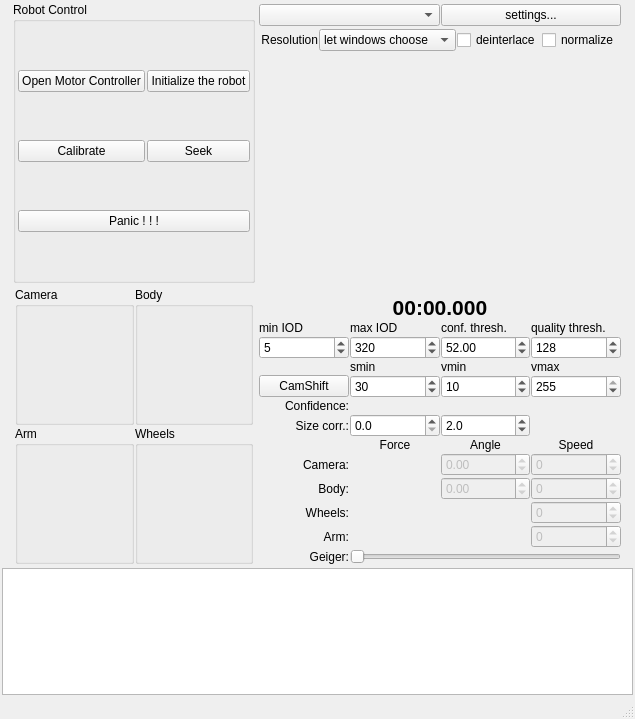
Qt form RoboShell.ui (artm/biofame-robot) before a commit.
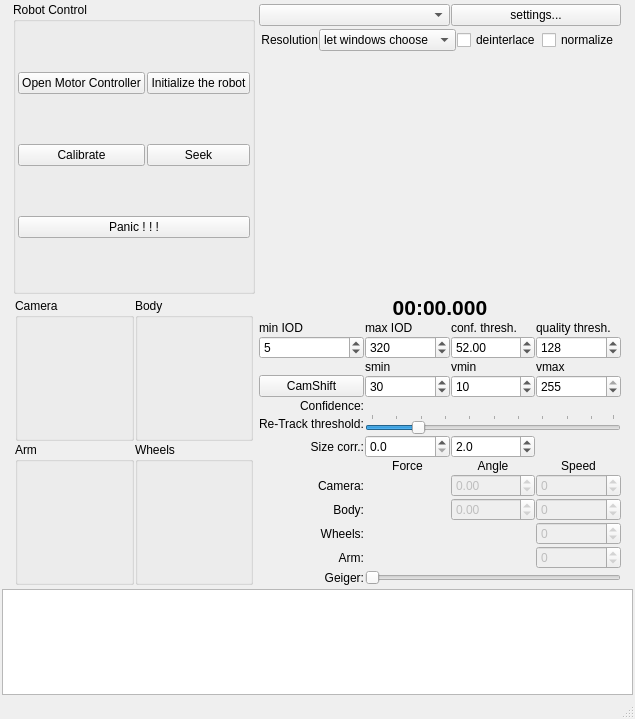
The same form after that commit. Custom widgets are drawn as their Qt base class.

Diff of the .ui file:
```diff
--- a/RoboShell.ui
+++ b/RoboShell.ui
@@ -164,7 +164,7 @@
          </property>
         </widget>
        </item>
-       <item row="13" column="0">
+       <item row="14" column="0">
         <widget class="QLabel" name="camForceLabel">
          <property name="text">
           <string>Camera:</string>
@@ -181,7 +181,7 @@
          </property>
         </widget>
        </item>
-       <item row="19" column="1">
+       <item row="20" column="1">
         <spacer name="verticalSpacer">
          <property name="orientation">
           <enum>Qt::Vertical</enum>
@@ -280,7 +280,7 @@
          </property>
         </widget>
        </item>
-       <item row="13" column="1">
+       <item row="14" column="1">
         <widget class="SignalIndicator" name="camForce" native="true">
          <property name="sizePolicy">
           <sizepolicy hsizetype="Preferred" vsizetype="Fixed">
@@ -312,7 +312,7 @@
          </property>
         </widget>
        </item>
-       <item row="11" column="1">
+       <item row="12" column="1">
         <widget class="QDoubleSpinBox" name="sizeCorrA">
          <property name="toolTip">
           <string>How square face size affects tracking force</string>
@@ -325,7 +325,7 @@
          </property>
         </widget>
        </item>
-       <item row="11" column="0">
+       <item row="12" column="0">
         <widget class="QLabel" name="sizeCorrALabel">
          <property name="text">
           <string>Size corr.:</string>
@@ -355,24 +355,8 @@
          </property>
         </widget>
        </item>
-       <item row="15" column="1">
-        <widget class="SignalIndicator" name="bodyForce" native="true">
-         <property name="sizePolicy">
-          <sizepolicy hsizetype="Preferred" vsizetype="Fixed">
-           <horstretch>0</horstretch>
-           <verstretch>0</verstretch>
-          </sizepolicy>
-         </property>
-         <property name="minimumSize">
-          <size>
-           <width>0</width>
-           <height>5</height>
-          </size>
-         </property>
-        </widget>
-       </item>
        <item row="16" column="1">
-        <widget class="SignalIndicator" name="wheelsForce" native="true">
+        <widget class="SignalIndicator" name="bodyForce" native="true">
          <property name="sizePolicy">
           <sizepolicy hsizetype="Preferred" vsizetype="Fixed">
            <horstretch>0</horstretch>
@@ -388,6 +372,22 @@
         </widget>
        </item>
        <item row="17" column="1">
+        <widget class="SignalIndicator" name="wheelsForce" native="true">
+         <property name="sizePolicy">
+          <sizepolicy hsizetype="Preferred" vsizetype="Fixed">
+           <horstretch>0</horstretch>
+           <verstretch>0</verstretch>
+          </sizepolicy>
+         </property>
+         <property name="minimumSize">
+          <size>
+           <width>0</width>
+           <height>5</height>
+          </size>
+         </property>
+        </widget>
+       </item>
+       <item row="18" column="1">
         <widget class="SignalIndicator" name="armForce" native="true">
          <property name="sizePolicy">
           <sizepolicy hsizetype="Preferred" vsizetype="Fixed">
@@ -403,7 +403,7 @@
          </property>
         </widget>
        </item>
-       <item row="15" column="0">
+       <item row="16" column="0">
         <widget class="QLabel" name="label_3">
          <property name="text">
           <string>Body:</string>
@@ -413,7 +413,7 @@
          </property>
         </widget>
        </item>
-       <item row="16" column="0">
+       <item row="17" column="0">
         <widget class="QLabel" name="label_4">
          <property name="text">
           <string>Wheels:</string>
@@ -423,7 +423,7 @@
          </property>
         </widget>
        </item>
-       <item row="17" column="0">
+       <item row="18" column="0">
         <widget class="QLabel" name="label_5">
          <property name="text">
           <string>Arm:</string>
@@ -433,7 +433,7 @@
          </property>
         </widget>
        </item>
-       <item row="13" column="2">
+       <item row="14" column="2">
         <widget class="QDoubleSpinBox" name="camAngle">
          <property name="enabled">
           <bool>false</bool>
@@ -446,7 +446,7 @@
          </property>
         </widget>
        </item>
-       <item row="15" column="2">
+       <item row="16" column="2">
         <widget class="QDoubleSpinBox" name="bodyAngle">
          <property name="enabled">
           <bool>false</bool>
@@ -459,7 +459,7 @@
          </property>
         </widget>
        </item>
-       <item row="13" column="3">
+       <item row="14" column="3">
         <widget class="QSpinBox" name="camSpeed">
          <property name="enabled">
           <bool>false</bool>
@@ -472,20 +472,20 @@
          </property>
         </widget>
        </item>
-       <item row="15" column="3">
-        <widget class="QSpinBox" name="bodySpeed">
-         <property name="enabled">
-          <bool>false</bool>
-         </property>
-         <property name="minimum">
-          <number>-1000000</number>
-         </property>
-         <property name="maximum">
-          <number>1000000</number>
-         </property>
-        </widget>
-       </item>
        <item row="16" column="3">
+        <widget class="QSpinBox" name="bodySpeed">
+         <property name="enabled">
+          <bool>false</bool>
+         </property>
+         <property name="minimum">
+          <number>-1000000</number>
+         </property>
+         <property name="maximum">
+          <number>1000000</number>
+         </property>
+        </widget>
+       </item>
+       <item row="17" column="3">
         <widget class="QSpinBox" name="wheelsSpeed">
          <property name="enabled">
           <bool>false</bool>
@@ -498,7 +498,7 @@
          </property>
         </widget>
        </item>
-       <item row="12" column="1">
+       <item row="13" column="1">
         <widget class="QLabel" name="label">
          <property name="text">
           <string>Force</string>
@@ -508,7 +508,7 @@
          </property>
         </widget>
        </item>
-       <item row="12" column="2">
+       <item row="13" column="2">
         <widget class="QLabel" name="label_6">
          <property name="text">
           <string>Angle</string>
@@ -518,7 +518,7 @@
          </property>
         </widget>
        </item>
-       <item row="12" column="3">
+       <item row="13" column="3">
         <widget class="QLabel" name="label_7">
          <property name="text">
           <string>Speed</string>
@@ -528,7 +528,7 @@
          </property>
         </widget>
        </item>
-       <item row="11" column="2">
+       <item row="12" column="2">
         <widget class="QDoubleSpinBox" name="sizeCorrB">
          <property name="toolTip">
           <string>How (linear) face size tracking force</string>
@@ -544,7 +544,7 @@
          </property>
         </widget>
        </item>
-       <item row="17" column="3">
+       <item row="18" column="3">
         <widget class="QSpinBox" name="armSpeed">
          <property name="enabled">
           <bool>false</bool>
@@ -557,7 +557,7 @@
          </property>
         </widget>
        </item>
-       <item row="18" column="1" colspan="3">
+       <item row="19" column="1" colspan="3">
         <widget class="QSlider" name="geiger">
          <property name="maximum">
           <number>100</number>
@@ -567,7 +567,7 @@
          </property>
         </widget>
        </item>
-       <item row="18" column="0">
+       <item row="19" column="0">
         <widget class="QLabel" name="label_8">
          <property name="text">
           <string>Geiger:</string>
@@ -720,7 +720,7 @@
          </property>
         </widget>
        </item>
-       <item row="10" column="1">
+       <item row="10" column="1" colspan="3">
         <widget class="SignalIndicator" name="confidence" native="true">
          <property name="sizePolicy">
           <sizepolicy hsizetype="Preferred" vsizetype="Fixed">
@@ -736,6 +736,38 @@
          </property>
         </widget>
        </item>
+       <item row="11" column="1" colspan="3">
+        <widget class="QSlider" name="retrackThreshold">
+         <property name="toolTip">
+          <string>Camshift confidence at which face is considered lost</string>
+         </property>
+         <property name="minimum">
+          <number>1</number>
+         </property>
+         <property name="maximum">
+          <number>100</number>
+         </property>
+         <property name="value">
+          <number>20</number>
+         </property>
+         <property name="orientation">
+          <enum>Qt::Horizontal</enum>
+         </property>
+         <property name="tickPosition">
+          <enum>QSlider::TicksAbove</enum>
+         </property>
+         <property name="tickInterval">
+          <number>10</number>
+         </property>
+        </widget>
+       </item>
+       <item row="11" column="0">
+        <widget class="QLabel" name="retrackLabel">
+         <property name="text">
+          <string>Re-Track threshold:</string>
+         </property>
+        </widget>
+       </item>
       </layout>
      </widget>
     </item>
```
